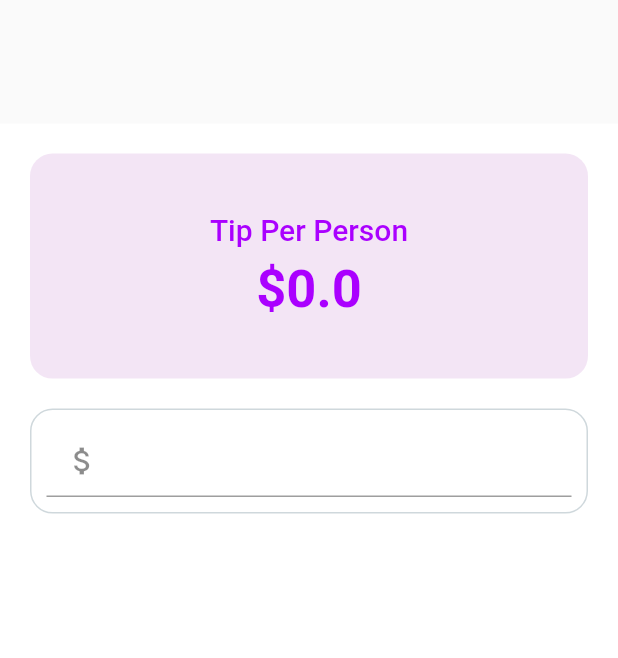
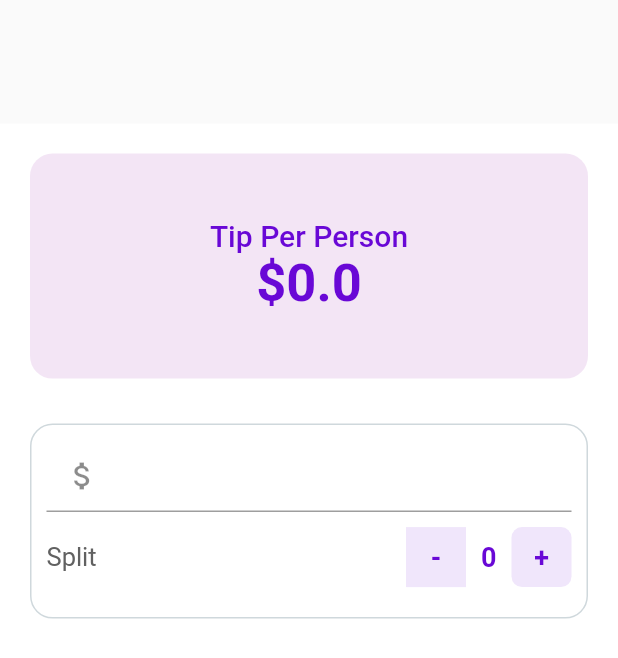
Before and after one commit to mr-chidex/CalcTi, a Flutter app: the screen it shows after launch, on a phone screen of 412 x 824 dp. Shown: the top 658 px of the screen. Run offline on Flutter 3.47's test engine with Material 2 defaults, Android fonts, the phone set to English and light mode, and no system bars.

Commit message:
added split row

```diff
--- a/lib/ui/home.dart
+++ b/lib/ui/home.dart
@@ -1,3 +1,4 @@
+import 'package:calculator/utils/hexcolor.dart';
 import 'package:flutter/material.dart';
 
 class TipCalculator extends StatefulWidget {
@@ -9,8 +10,10 @@ class TipCalculator extends StatefulWidget {
 
 class _TipCalculatorState extends State<TipCalculator> {
   double billAmount = 0.0;
-  int percetage = 0;
+  int percentage = 0;
   int personCount = 0;
+
+  final Color _purple = HexColor("#6908D6");
 
   @override
   Widget build(BuildContext context) {
@@ -25,30 +28,29 @@ class _TipCalculatorState extends State<TipCalculator> {
           children: <Widget>[
             Container(
               alignment: Alignment.center,
-                height:  150,
+              height: 150,
               width: 150,
+              margin: const EdgeInsets.only(bottom: 10.0),
               decoration: BoxDecoration(
                 color: Colors.purple[50],
                 borderRadius: BorderRadius.circular(15.0),
               ),
               child: Column(
                 mainAxisAlignment: MainAxisAlignment.center,
-                   children:  [
+                children: [
                   Text(
                     "Tip Per Person",
                     style: TextStyle(
                         fontSize: 20,
                         fontWeight: FontWeight.w500,
-                          color: Colors.purpleAccent.shade700
+                        color: _purple),
                   ),
-                      ),
-                     const SizedBox(height: 8),
                   Text(
                     "\$$billAmount",
-                       style:  TextStyle(
+                    style: TextStyle(
                       fontSize: 35,
                       fontWeight: FontWeight.bold,
-                           color: Colors.purpleAccent.shade700,
+                      color: _purple,
                     ),
                   )
                 ],
@@ -60,26 +62,106 @@ class _TipCalculatorState extends State<TipCalculator> {
               decoration: BoxDecoration(
                 color: Colors.transparent,
                 border: Border.all(
-                    color: Colors.blueGrey.shade100,
-                    style: BorderStyle.solid
-                  ),
+                    color: Colors.blueGrey.shade100, style: BorderStyle.solid),
                 borderRadius: BorderRadius.circular(15.0),
               ),
               child: Column(
-                  children:  <Widget>[
+                children: <Widget>[
                   TextField(
-                      keyboardType: const TextInputType.numberWithOptions(decimal: true),
-                      style: const TextStyle(
-                        color: Colors.grey
+                    keyboardType:
+                        const TextInputType.numberWithOptions(decimal: true),
+                    style: TextStyle(
+                      color: _purple,
                     ),
                     decoration: const InputDecoration(
                       prefixText: "Bill Amount",
                       prefixIcon: Icon(Icons.attach_money),
                     ),
-                      onChanged: (String value){
-
+                    onChanged: (String value) {
+                      try {
+                        billAmount = double.parse(value);
+                      } catch (ex) {
+                        billAmount = 0.0;
+                      }
+                    },
+                  ),
+                  Row(
+                    mainAxisAlignment: MainAxisAlignment.spaceBetween,
+                    children: <Widget>[
+                      Text(
+                        "Split",
+                        style: TextStyle(
+                            color: Colors.grey.shade700, fontSize: 17),
+                      ),
+                      Row(
+                        children: <Widget>[
+                          GestureDetector(
+                            child: Container(
+                              width: 40,
+                              height: 40,
+                              padding:
+                                  const EdgeInsets.fromLTRB(15.0, 5, 15.0, 5),
+                              margin: const EdgeInsets.all( 10),
+                              decoration: BoxDecoration(
+                                color: _purple.withOpacity(0.1),
+                              ),
+                              child: Center(
+                                child: Text(
+                                  "-",
+                                  style: TextStyle(
+                                    fontSize: 18,
+                                    fontWeight: FontWeight.bold,
+                                    color: _purple,
+                                  ),
+                                ),
+                              ),
+                            ),
+                            onTap: () {
+                              if (personCount > 1) {
+                                setState(() {
+                                  personCount--;
+                                });
+                              }
+                            },
+                          ),
+                          Text(
+                            "$personCount",
+                            style: TextStyle(
+                              fontSize: 18,
+                              color: _purple,
+                              fontWeight: FontWeight.bold,
+                            ),
+                          ),
+                          InkWell(
+                            child: Container(
+                              width: 40,
+                              height: 40,
+                              padding:
+                                  const EdgeInsets.fromLTRB(15.0, 8, 15.0, 8),
+                              margin: const EdgeInsets.only(left: 10),
+                              decoration: BoxDecoration(
+                                  color: _purple.withOpacity(0.1),
+                                  borderRadius: BorderRadius.circular(7.0)),
+                              child: Center(
+                                child: Text(
+                                  "+",
+                                  style: TextStyle(
+                                      fontSize: 18,
+                                      fontWeight: FontWeight.bold,
+                                      color: _purple),
+                                ),
+                              ),
+                            ),
+                            onTap: () {
+                             setState(() {
+                               personCount++;
+                             });
                             },
                           )
+                        ],
+                      ),
+                    ],
+                  ),
                 ],
               ),
             )
--- /dev/null
+++ b/lib/utils/hexcolor.dart
@@ -0,0 +1,14 @@
+import 'package:flutter/material.dart';
+
+class HexColor extends Color {
+  static int getColorFromHex(String hexCode){
+    hexCode = hexCode.toUpperCase().replaceAll("#","");
+
+    if(hexCode.length == 6){
+      hexCode = "FF" + hexCode;
+    }
+    return int.parse(hexCode, radix: 16);
+  }
+
+  HexColor(String hexCode): super(getColorFromHex(hexCode));
+}
```
Lines whose indentation alone changed are shown as unchanged.
